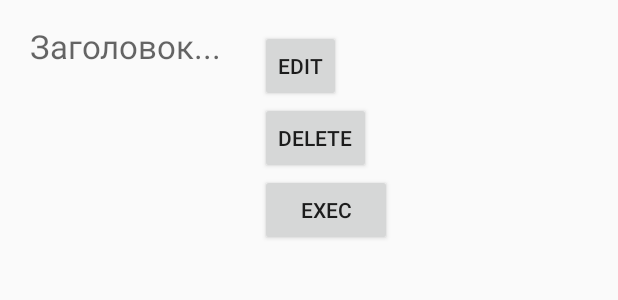
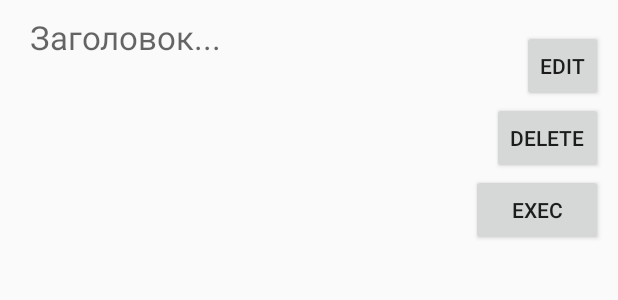
Before and after one commit to TanyaRazor/Notes, an Android app: the layout item.xml on its own in the app's theme, with its tools: preview values and no code run, on a phone screen of 412 x 824 dp. Shown: the top 300 px of the screen. Run offline under Robolectric (Android 15) with nearby library versions, the phone set to English and light mode, and no system bars.

Commit message:
редактирование и удаление элементов

```diff
--- a/app/src/main/AndroidManifest.xml
+++ b/app/src/main/AndroidManifest.xml
@@ -32,6 +32,10 @@
                   android:screenOrientation="portrait"
                   android:label="@string/desc_note">
         </activity>
+        <activity android:name=".EditNote"
+                  android:screenOrientation="portrait"
+                  android:label="@string/edit_note">
+        </activity>
     </application>
 
 </manifest>
--- a/app/src/main/res/layout/item.xml
+++ b/app/src/main/res/layout/item.xml
@@ -1,40 +1,41 @@
 <?xml version="1.0" encoding="utf-8"?>
 <GridLayout xmlns:android="http://schemas.android.com/apk/res/android"
             android:layout_width="match_parent"
-            android:layout_height="match_parent">
+            android:layout_height="match_parent" android:columnCount="2" android:rowCount="4">
     <TextView
             android:layout_width="wrap_content"
             android:layout_height="wrap_content"
             android:textAppearance="?android:attr/textAppearanceLarge"
             android:id="@+id/content_item_view" android:layout_marginLeft="20dp"
             android:layout_marginTop="10dp" android:layout_marginRight="20dp" android:layout_marginBottom="10dp"
-            android:hint="Заголовок..." android:layout_row="0" android:layout_column="0"/>
+            android:hint="Заголовок..." android:layout_row="0" android:layout_column="0" android:layout_rowSpan="2"/>
+    <TextView
+            android:layout_width="wrap_content"
+            android:layout_height="wrap_content"
+            android:textAppearance="?android:attr/textAppearanceMedium"
+            android:id="@+id/data_view" android:layout_weight="0.07"
+            android:layout_gravity="left" android:layout_marginLeft="20dp"
+            android:layout_row="3" android:layout_column="0"/>
     <Button
             style="?android:attr/buttonStyleSmall"
             android:layout_width="wrap_content"
             android:layout_height="wrap_content"
             android:text="edit"
             android:id="@+id/editButton" android:layout_marginLeft="5dp"
-            android:layout_marginRight="5dp" android:layout_row="0" android:layout_column="1"
-            android:layout_marginTop="20dp"/>
-    <TextView
-            android:layout_width="wrap_content"
-            android:layout_height="wrap_content"
-            android:textAppearance="?android:attr/textAppearanceMedium"
-            android:id="@+id/data_view" android:layout_weight="0.07"
-            android:layout_gravity="left" android:layout_marginLeft="20dp"
-            android:layout_row="1" android:layout_column="0"/>
+            android:layout_marginRight="10dp" android:layout_row="1" android:layout_column="1"
+            android:layout_marginTop="20dp" android:layout_gravity="right" android:onClick="onEditClick"/>
     <Button
             style="?android:attr/buttonStyleSmall"
             android:layout_width="wrap_content"
             android:layout_height="wrap_content"
             android:text="delete"
-            android:id="@+id/deleteButton" android:layout_marginLeft="5dp" android:layout_marginRight="5dp"
-            android:layout_row="1" android:layout_column="1"/>
+            android:id="@+id/deleteButton" android:layout_marginLeft="5dp" android:layout_marginRight="10dp"
+            android:layout_row="2" android:layout_column="1" android:layout_gravity="right"
+            android:onClick="onDeleteClick"/>
     <Button
             android:layout_width="wrap_content"
             android:layout_height="wrap_content"
             android:text="exec"
-            android:id="@+id/execButton" android:layout_marginLeft="5dp" android:layout_marginRight="20dp"
-            android:layout_row="2" android:layout_column="1"/>
+            android:id="@+id/execButton" android:layout_marginLeft="5dp" android:layout_marginRight="10dp"
+            android:layout_row="3" android:layout_column="1" android:layout_gravity="right"/>
 </GridLayout>
--- a/app/src/main/res/layout/show_note.xml
+++ b/app/src/main/res/layout/show_note.xml
@@ -1,7 +1,7 @@
 <?xml version="1.0" encoding="utf-8"?>
 <ScrollView xmlns:android="http://schemas.android.com/apk/res/android"
-            android:layout_width="match_parent"
-            android:layout_height="match_parent">
+            android:layout_width="fill_parent"
+            android:layout_height="fill_parent">
     <LinearLayout android:orientation="vertical"
                   android:layout_width="match_parent"
                   android:layout_height="match_parent" android:weightSum="1">
--- a/app/src/main/res/layout/tab1_list_note.xml
+++ b/app/src/main/res/layout/tab1_list_note.xml
@@ -10,12 +10,12 @@
             android:layout_height="wrap_content"
             android:text="Новая запись"
             android:id="@+id/addButton"
-            android:onClick="onClick"
+            android:onClick="onAddClick"
             android:layout_alignParentTop="true" android:layout_alignParentRight="true"
             android:layout_alignParentEnd="true"/>
     <ListView
             android:layout_width="wrap_content"
             android:layout_height="wrap_content"
             android:id="@+id/listView" android:layout_centerHorizontal="true"
-            android:layout_alignParentBottom="true" android:layout_below="@+id/addButton"/>
+            android:layout_alignParentBottom="true" android:layout_below="@+id/addButton" android:clickable="true"/>
 </RelativeLayout>
```
Also changed, not shown: app/src/main/java/tanya/org/ingvin/notes/app/AllNotes.java (+48 -9 lines), app/src/main/java/tanya/org/ingvin/notes/app/EditNote.java (added, +79 -0 lines), app/src/main/java/tanya/org/ingvin/notes/app/NotesAdapter.java (+31 -1 lines).
